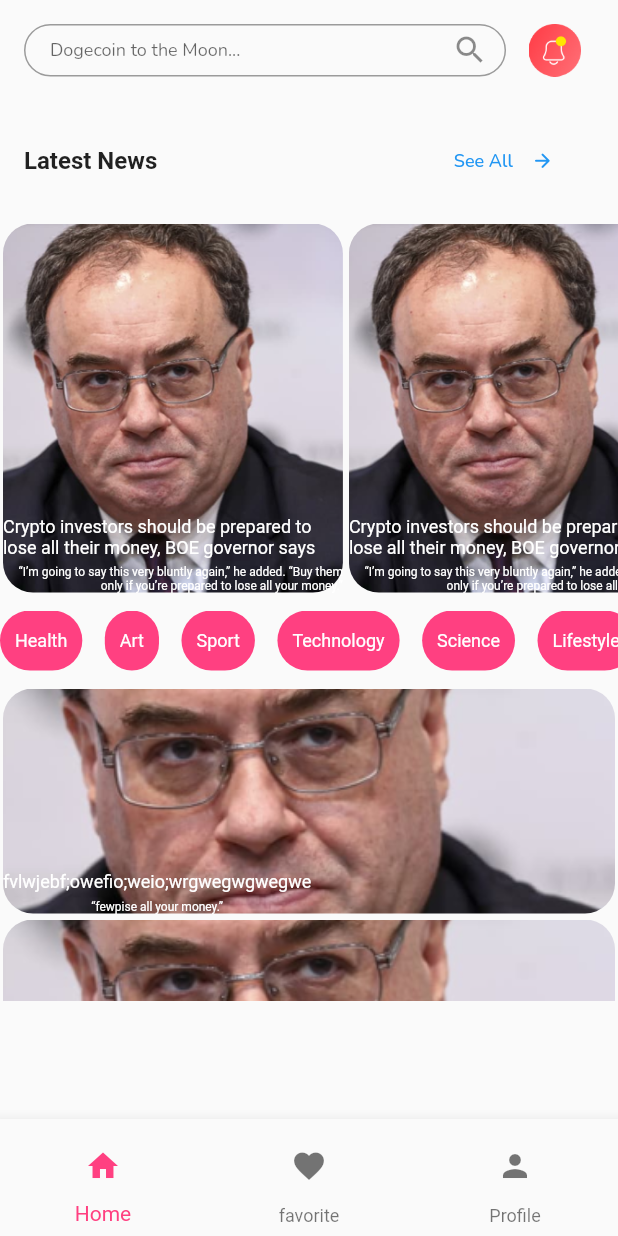
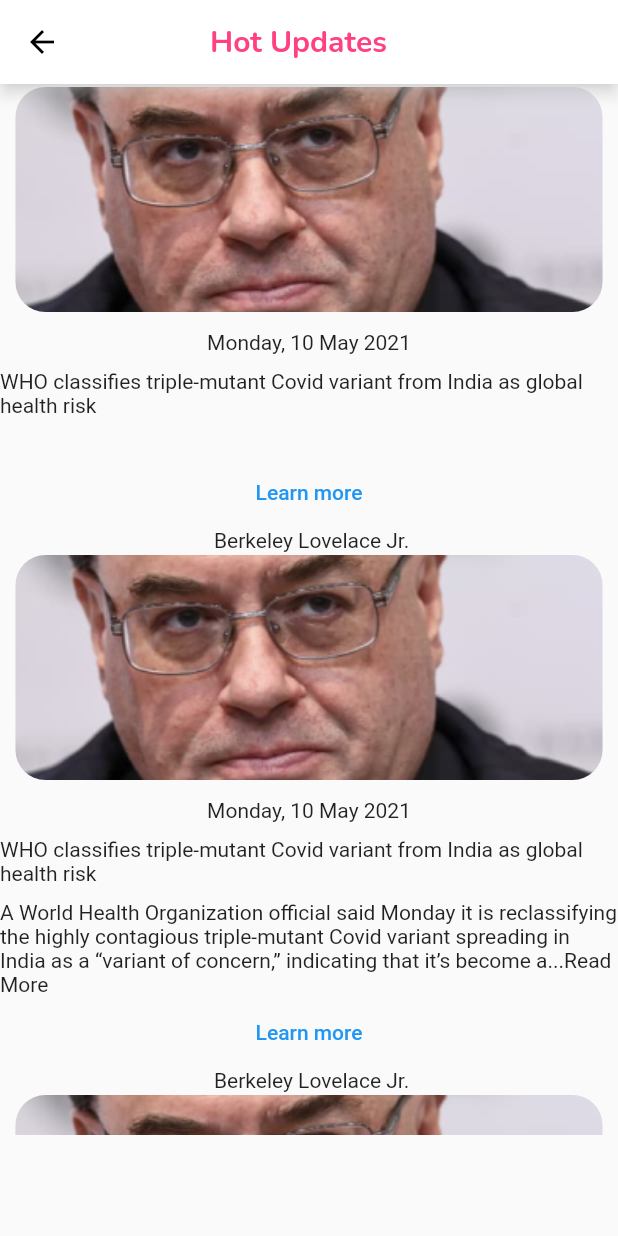
Before and after one commit to alaridisarah/News_app, a Flutter app: the screen it shows after launch, on a phone screen of 412 x 824 dp. Run offline on Flutter 3.47's test engine with Material 2 defaults, Android fonts, the phone set to English and light mode, and no system bars; Roboto replaces fonts that are missing (Tinos).

Commit message:
notification screen v1

```diff
--- a/news_app/lib/main.dart
+++ b/news_app/lib/main.dart
@@ -1,6 +1,7 @@
 import 'package:flutter/material.dart';
 import 'package:news_app/screens/home_screen.dart';
 import 'package:news_app/screens/notifications_screen.dart';
+import 'package:news_app/screens/search_screen.dart';
 
 void main() {
   runApp(const MyApp());
@@ -18,7 +19,7 @@ class MyApp extends StatelessWidget {
       theme: ThemeData(
         primarySwatch: Colors.grey,
       ),
-      home: homescreen(),
+      home: notificationscreen(),
     );
   }
 }
--- a/news_app/lib/screens/notifications_screen.dart
+++ b/news_app/lib/screens/notifications_screen.dart
@@ -1,11 +1,116 @@
+import 'package:flutter/material.dart';
 import 'package:flutter/src/widgets/container.dart';
 import 'package:flutter/src/widgets/framework.dart';
 
-class MyWidget extends StatelessWidget {
-  const MyWidget({super.key});
+class notificationscreen extends StatelessWidget {
+  const notificationscreen({super.key});
 
   @override
   Widget build(BuildContext context) {
-    return Container();
+    var _screensize = MediaQuery.of(context).size;
+    return Scaffold(
+      appBar: AppBar(
+        shadowColor: Colors.white,
+        backgroundColor: Colors.white,
+        title: Row(
+          crossAxisAlignment: CrossAxisAlignment.center,
+          children: [
+            Icon(Icons.arrow_back_outlined),
+            SizedBox(
+              width: 100,
+            ),
+            Center(
+              child: Text(
+                  textAlign: TextAlign.center,
+                  "Hot Updates",
+                  style: TextStyle(
+                    fontFamily: "Nunito",
+                    fontWeight: FontWeight.bold,
+                    color: Colors.pinkAccent,
+                  )),
+            ),
+          ],
+        ),
+      ),
+      body: Column(
+        children: [
+          SizedBox(
+            height: _screensize.height * 0.85,
+            width: _screensize.width * 95,
+            child: ListView.builder(
+              scrollDirection: Axis.vertical,
+              itemCount: 3, // number of category,
+              itemBuilder: (context, index) {
+                List category = [
+                  notification_widget(
+                      "assets/news_image.png",
+                      "Monday, 10 May 2021",
+                      "WHO classifies triple-mutant Covid variant from India as global health risk",
+                      "",
+                      " Berkeley Lovelace Jr.",
+                      _screensize),
+                  notification_widget(
+                      "assets/news_image.png",
+                      "Monday, 10 May 2021",
+                      "WHO classifies triple-mutant Covid variant from India as global health risk",
+                      "A World Health Organization official said Monday it is reclassifying the highly contagious triple-mutant Covid variant spreading in India as a “variant of concern,” indicating that it’s become a...Read More",
+                      " Berkeley Lovelace Jr.",
+                      _screensize),
+                  notification_widget(
+                      "assets/news_image.png",
+                      "Monday, 10 May 2021",
+                      "WHO classifies triple-mutant Covid variant from India as global health risk",
+                      "A World Health Organization official said Monday it is reclassifying the highly contagious triple-mutant Covid variant spreading in India as a “variant of concern,” indicating that it’s become a...Read More",
+                      " Berkeley Lovelace Jr.",
+                      _screensize)
+                ];
+
+                return category[index];
+              },
+            ),
+          ),
+        ],
+      ),
+    );
+  }
+
+  Widget notification_widget(String image, String date, String title,
+      String first_paragraph, String author, var screen) {
+    return Container(
+        child: Column(
+      children: [
+        Padding(
+            padding: const EdgeInsets.all(2.0),
+            child: Container(
+              height: 150,
+              width: screen.width * 0.95,
+              decoration: BoxDecoration(
+                  borderRadius: BorderRadius.circular(20),
+                  image: DecorationImage(
+                    image: AssetImage(image),
+                    fit: BoxFit.cover,
+                  )),
+            )),
+        SizedBox(
+          height: 10,
+        ),
+        Text(date),
+        SizedBox(
+          height: 10,
+        ),
+        Text(title),
+        SizedBox(
+          height: 10,
+        ),
+        Text(first_paragraph),
+        TextButton(
+            onPressed: () {},
+            child: Text(
+              "Learn more",
+              style: TextStyle(color: Colors.blue),
+            )),
+        Text(author)
+      ],
+    ));
   }
 }
```
Also changed, not shown: news_app/lib/screens/search_screen.dart (+66 -0 lines).
